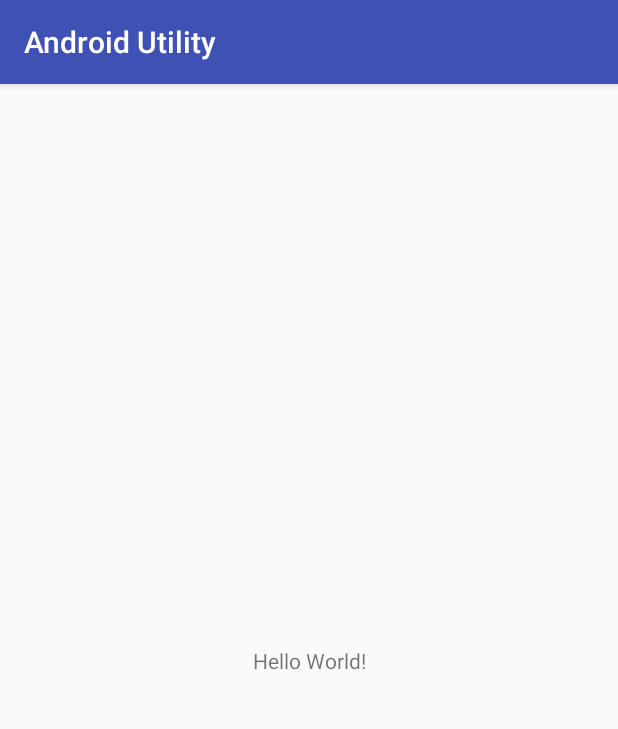
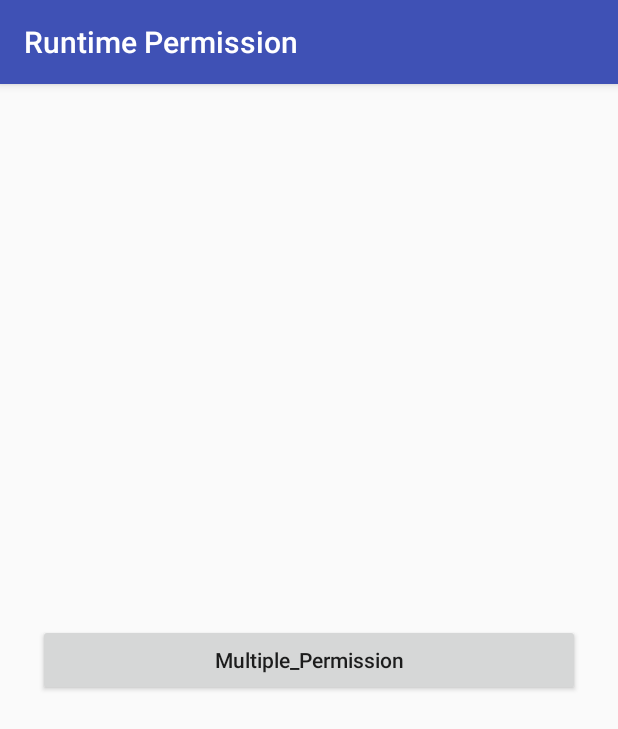
Before and after one commit to azadbasis/AndroidUtility, an Android app: the screen it shows after launch (MainActivity), on a phone screen of 412 x 824 dp. Shown: the top 729 px of the screen. Run offline under Robolectric (Android 15) with nearby library versions, the phone set to English and light mode, and no system bars.

Commit message:
Runtime Permission Single and Multiple

```diff
--- a/app/src/main/java/me/azhar/androidutility/MainActivity.java
+++ b/app/src/main/java/me/azhar/androidutility/MainActivity.java
@@ -1,13 +1,60 @@
 package me.azhar.androidutility;
 
+import android.Manifest;
+import android.content.Intent;
+import android.content.pm.PackageManager;
+import android.os.Build;
+import android.os.Bundle;
 import android.support.v7.app.AppCompatActivity;
-import android.os.Bundle;
+import android.view.View;
+
+import static android.widget.Toast.LENGTH_SHORT;
+import static android.widget.Toast.makeText;
 
 public class MainActivity extends AppCompatActivity {
+
+    private static final int REQUEST_READ_CONTACTS = 100;
 
     @Override
     protected void onCreate(Bundle savedInstanceState) {
         super.onCreate(savedInstanceState);
         setContentView(R.layout.activity_main);
+
+        checkPermission();
+    }
+
+    String[] permissions = {
+            Manifest.permission.READ_CONTACTS
+    };
+
+    private boolean checkPermission() {
+        // Check the SDK version and whether the permission is already granted or not.
+        if (Build.VERSION.SDK_INT >= Build.VERSION_CODES.M && checkSelfPermission(permissions[0]) != PackageManager.PERMISSION_GRANTED) {
+            requestPermissions(new String[]{permissions[0]}, REQUEST_READ_CONTACTS);
+            return false;
+        } else {
+            makeText(this, R.string.grant, LENGTH_SHORT).show();
+            return true;
+        }
+    }
+
+    @Override
+    public void onRequestPermissionsResult(int requestCode, String[] permissions,
+                                           int[] grantResults) {
+        switch (requestCode) {
+            case REQUEST_READ_CONTACTS:
+                if (grantResults.length > 0 && grantResults[0] == PackageManager.PERMISSION_GRANTED) {
+                    makeText(this, R.string.phone_granted, LENGTH_SHORT).show();
+                } else {
+                    makeText(this, R.string.request_permission, LENGTH_SHORT).show();
+                }
+                break;
+
+        }
+
+    }
+
+    public void goMultiplePermission(View view) {
+        startActivity(new Intent(this, Multiple_Permissions.class));
     }
 }
--- a/app/src/main/res/layout/activity_main.xml
+++ b/app/src/main/res/layout/activity_main.xml
@@ -1,18 +1,14 @@
 <?xml version="1.0" encoding="utf-8"?>
-<android.support.constraint.ConstraintLayout xmlns:android="http://schemas.android.com/apk/res/android"
-    xmlns:app="http://schemas.android.com/apk/res-auto"
-    xmlns:tools="http://schemas.android.com/tools"
+<RelativeLayout xmlns:android="http://schemas.android.com/apk/res/android"
     android:layout_width="match_parent"
-    android:layout_height="match_parent"
-    tools:context=".MainActivity">
+    android:layout_height="match_parent">
+    <Button
+        android:text="@string/multiple_permission"
+        android:layout_width="match_parent"
+        android:onClick="goMultiplePermission"
+        android:layout_centerInParent="true"
+        android:textAllCaps="false"
+        android:layout_margin="25dp"
+        android:layout_height="wrap_content" />
 
-    <TextView
-        android:layout_width="wrap_content"
-        android:layout_height="wrap_content"
-        android:text="Hello World!"
-        app:layout_constraintBottom_toBottomOf="parent"
-        app:layout_constraintLeft_toLeftOf="parent"
-        app:layout_constraintRight_toRightOf="parent"
-        app:layout_constraintTop_toTopOf="parent" />
-
-</android.support.constraint.ConstraintLayout>
+</RelativeLayout>
--- a/app/src/main/res/values/strings.xml
+++ b/app/src/main/res/values/strings.xml
@@ -1,3 +1,8 @@
 <resources>
-    <string name="app_name">Android Utility</string>
+    <string name="app_name">Runtime Permission</string>
+        <string name="multiple_permission">Multiple_Permission</string>
+        <string name="phone_granted">phone book  granted</string>
+        <string name="request_permission">You must grant permission!</string>
+        <string name="grant">permission granted</string>
+        <string name="permission_denied">permission denied</string>
 </resources>
--- a/app/src/main/res/values/styles.xml
+++ b/app/src/main/res/values/styles.xml
@@ -1,7 +1,7 @@
 <resources>
 
     <!-- Base application theme. -->
-    <style name="AppTheme" parent="Theme.AppCompat.Light.DarkActionBar">
+    <style name="AppTheme" parent="Base.Theme.AppCompat.Light.DarkActionBar">
         <!-- Customize your theme here. -->
         <item name="colorPrimary">@color/colorPrimary</item>
         <item name="colorPrimaryDark">@color/colorPrimaryDark</item>
```
Also changed, not shown: app/src/main/AndroidManifest.xml (+13 -0 lines), app/src/main/java/me/azhar/androidutility/Multiple_Permissions.java (added, +68 -0 lines), app/src/main/res/layout/multiple__permissions.xml (added, +9 -0 lines).
